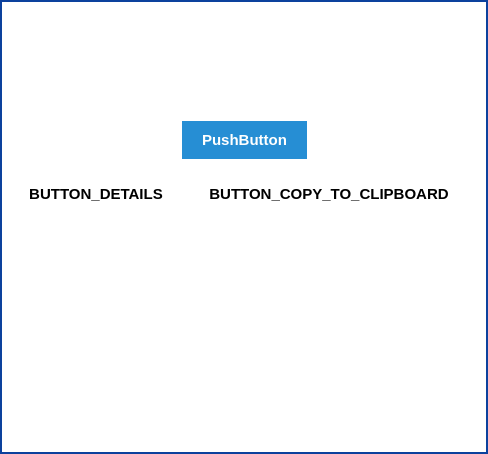
Scille/parsec-cloud, file parsec/core/gui/forms/message_dialog.ui: the form before one commit.
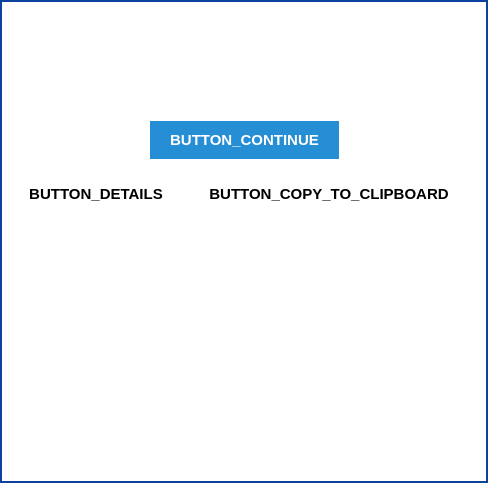
The form after the commit. Icons and pictures are not drawn. Custom widgets are drawn as their Qt base class.

Commit message: [GUI] Fixed translation error

What changed in the file:
```diff
--- a/parsec/core/gui/forms/message_dialog.ui
+++ b/parsec/core/gui/forms/message_dialog.ui
@@ -7,7 +7,7 @@
     <x>0</x>
     <y>0</y>
     <width>435</width>
-    <height>454</height>
+    <height>483</height>
    </rect>
   </property>
   <property name="sizePolicy">
@@ -301,7 +301,7 @@
            </font>
           </property>
           <property name="text">
-           <string>PushButton</string>
+           <string>BUTTON_CONTINUE</string>
           </property>
          </widget>
         </item>
```
Left out of the diff: 4 changed lines with no effect on the pictures.
